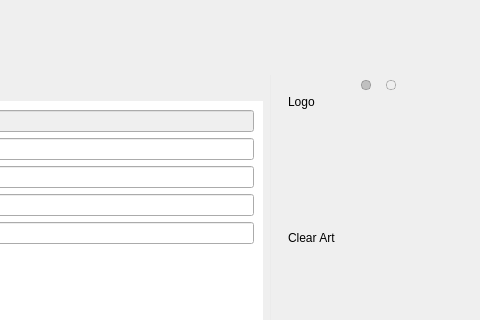
Above: concerts/ConcertWidget.ui from Komet/MediaElch before the change; both pictures show x 472 to 952 and y 0 to 320 of the 952 by 804 pixel window. Below: the same form after it.
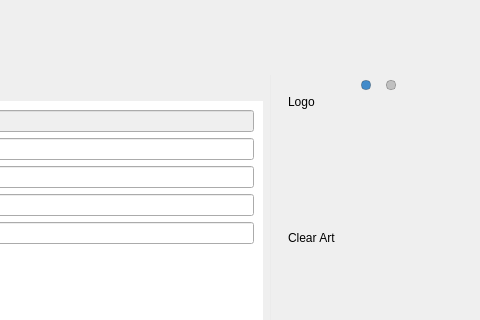
That is the form after the change. The open tabs and pages were chosen to show the change. Icons and pictures are not drawn. Custom widgets are drawn as their Qt base class.

Diff of the .ui file:
```diff
--- a/concerts/ConcertWidget.ui
+++ b/concerts/ConcertWidget.ui
@@ -778,10 +778,11 @@
 	margin: 4px;
 	width: 8px;
 	height: 8px;
+	background-color: rgba(0, 0, 0, 50);
 }
 
 QPushButton::checked {
-	background-color: rgba(0, 0, 0, 50);
+	background-color: #428BCA;
 }
 
 QPushButton::hover {
@@ -812,10 +813,11 @@
 	margin: 5px;
 	width: 8px;
 	height: 8px;
+	background-color: rgba(0, 0, 0, 50);
 }
 
 QPushButton::checked {
-	background-color: rgba(0, 0, 0, 50);
+	background-color: #428BCA;
 }
 
 QPushButton::hover {
```
Left out of the diff: 2 changed lines with no effect on the pictures.
